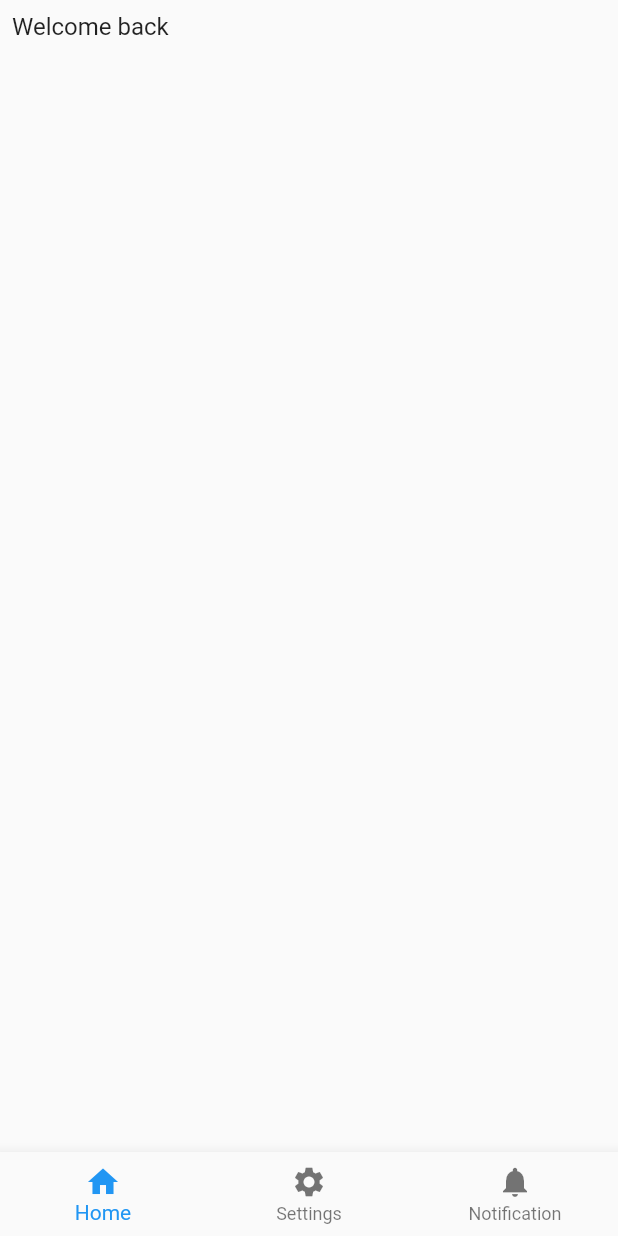
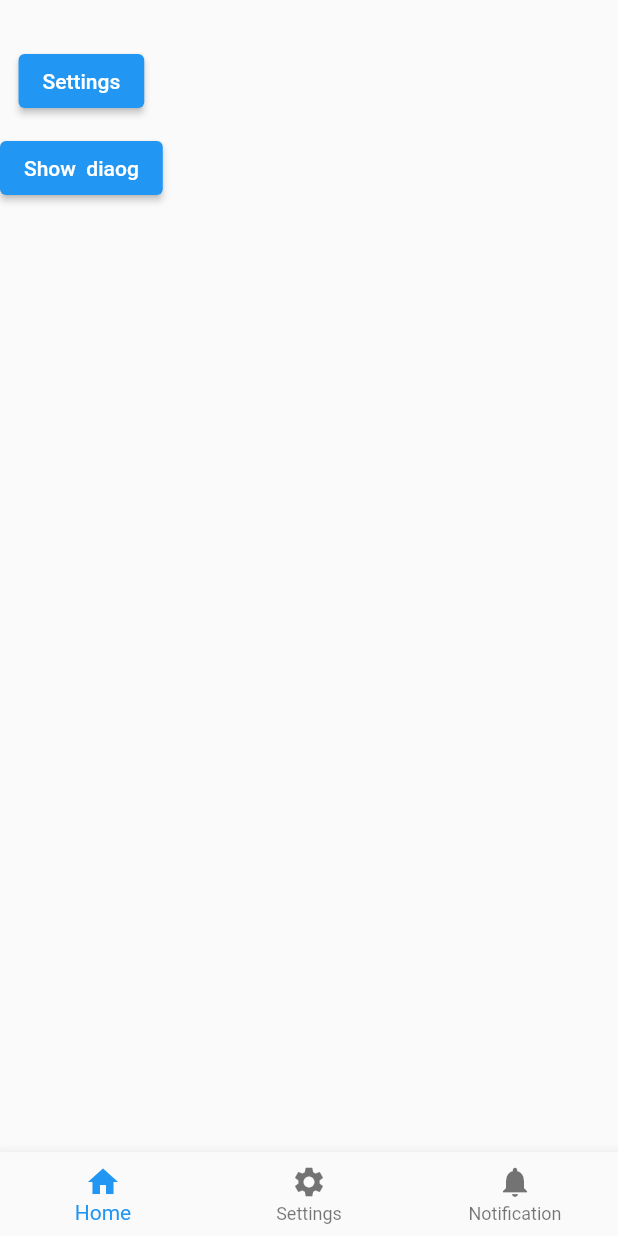
Before and after one commit to roshanaryal/flutterloginui, a Flutter app: the HomePage screen opened directly, on a phone screen of 412 x 824 dp. Run offline on Flutter 3.47's test engine with Material 2 defaults, Android fonts, the phone set to English and light mode, and no system bars; our stand-ins replace fluttertoast; missing offline and left inert: dart:ffi, dart:html.

Commit message:
added dialog

```diff
--- a/lib/homepage.dart
+++ b/lib/homepage.dart
@@ -32,19 +32,7 @@ class _HomePageState extends State<HomePage> {
 
         },
       ),
-      body: SafeArea(
-        child: Column(
-          children: [
-            Padding(
-              padding: const EdgeInsets.all(8.0),
-              child: Text(
-                "Welcome back",
-                style: TextStyle(fontSize: 16),
-              ),
-            )
-          ],
-        ),
-      ),
+      body: SettingsPage()
     );
   }
 }
--- a/lib/settingspage.dart
+++ b/lib/settingspage.dart
@@ -1,4 +1,8 @@
+import 'dart:html';
+
 import 'package:flutter/material.dart';
+
+import 'DetailPage.dart';
 
 class SettingsPage extends StatefulWidget {
   const SettingsPage({Key key}) : super(key: key);
@@ -8,12 +12,50 @@ class SettingsPage extends StatefulWidget {
 }
 
 class _SettingsPageState extends State<SettingsPage> {
+
+
+  void ShowDialog()
+  {
+    showDialog(context:context,
+    barrierDismissible: true,
+    builder: (BuildContext context)=>
+        AlertDialog(
+          title: Text("Exit"),
+          content: Text('Are you sure to exit'),
+          actions: [
+            TextButton(onPressed: (){}, child: Text("Yes")),
+            TextButton(onPressed: (){
+
+            }, child: Text("no"))
+          ],
+
+        )
+
+
+    );
+  }
   @override
   Widget build(BuildContext context) {
-    return Container(
-      child: ElevatedButton(child: Text("Settings"),onPressed: (){
-        Navigator.pop(context,MaterialPageRoute(builder: (context)=>DetailPage("From settings page")));
-      },),
+    return Column(
+
+      children: [
+        SizedBox(height: 30,),
+        ElevatedButton(child: Text("Settings"),onPressed: (){
+          Navigator.pop(context,MaterialPageRoute(builder: (context)=>DetailPage('From settings page')));
+        },),
+        SizedBox(height: 10,),
+        ElevatedButton(onPressed: (){
+          print("Show dialog");
+          ShowDialog();
+        }, child: Text("Show  diaog")),
+
+        SizedBox(height: 10,)
+        ,
+
+      ],
+
+
+
 
     );
   }
```
Also changed, not shown: lib/DetailPage.dart (+7 -3 lines).
